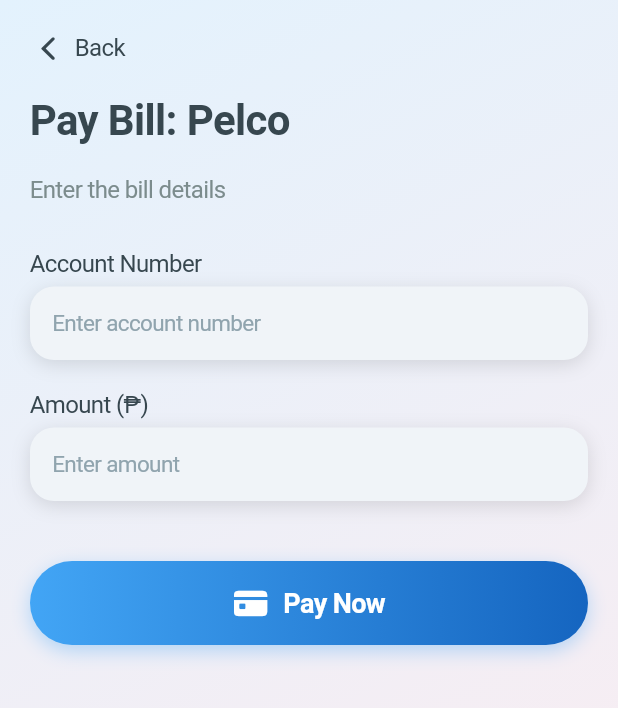
After one commit to beyonce-ama/banking_app, a Flutter app: the BillsPaymentPage screen opened directly, after a tap on "Pelco", on a phone screen of 412 x 824 dp. The commit adds this screen. Shown: the top 708 px of the screen. Run offline on Flutter 3.47's test engine with Material 3 defaults, Android fonts, the phone set to English and light mode, and no system bars; missing offline and left inert: bankapp.

Commit message:
bills and card view

```diff
--- a/lib/dashboard_screen.dart
+++ b/lib/dashboard_screen.dart
@@ -3,6 +3,8 @@ import 'package:flutter/cupertino.dart';
 import 'package:flutter/material.dart';
 import 'home_screen.dart';
 import 'transfer_screen.dart';
+import 'pay_bills_screen.dart';
+import 'cards_screen.dart';
 
 void main() {
   runApp(const BankingApp());
@@ -37,6 +39,8 @@ class _DashboardScreenState extends State<DashboardScreen> {
     _pages = [
       HomeScreen(onFeatureTap: _onItemTapped),
       TransferPage(),
+      BillsPaymentPage(),
+      CardDetailsPage(),
     ];
   }
   void _onItemTapped(int index) {
--- /dev/null
+++ b/lib/pay_bills_screen.dart
@@ -0,0 +1,465 @@
+import 'package:flutter/cupertino.dart';
+import 'package:flutter/material.dart';
+import 'dashboard_screen.dart';
+
+class BillsPaymentPage extends StatelessWidget {
+  const BillsPaymentPage({super.key});
+
+  @override
+  Widget build(BuildContext context) {
+    return CupertinoPageScaffold(
+      child: Container(
+        width: double.infinity,
+        decoration: const BoxDecoration(
+          gradient: LinearGradient(
+            colors: [
+              Color(0xFFE3F2FD), // Light Blue
+              Color(0xFFFFEBEE), // Light Pink
+            ],
+            begin: Alignment.topLeft,
+            end: Alignment.bottomRight,
+          ),
+        ),
+        child: SafeArea(
+          child: Padding(
+            padding: const EdgeInsets.all(20.0),
+            child: Column(
+              crossAxisAlignment: CrossAxisAlignment.start,
+              children: [
+                const Text(
+                  'Bills Payment',
+                  style: TextStyle(
+                    fontSize: 30,
+                    fontWeight: FontWeight.bold,
+                    color: Color(0xFF37474F),
+                  ),
+                ),
+                const SizedBox(height: 20),
+                const Text(
+                  'Select a biller to pay',
+                  style: TextStyle(
+                    fontSize: 16,
+                    color: Color(0xFF7C8C8D),
+                  ),
+                ),
+                const SizedBox(height: 30),
+
+                // Billers List
+                _buildBillerList(context),
+              ],
+            ),
+          ),
+        ),
+      ),
+    );
+  }
+
+  // Fixed method - now it's an instance method and can access `user`
+  Widget _buildBillerList(BuildContext context) {
+    final List<Map<String, dynamic>> billers = [
+      {
+        "name": "Pelco",
+        "icon": CupertinoIcons.bolt_fill,
+      },
+      {
+        "name": "Balibago Water Works",
+        "icon": CupertinoIcons.drop_fill,
+        "tags": ["GCredit", "GGives"]
+      },
+      {
+        "name": "Converge",
+        "icon": CupertinoIcons.wifi,
+      },
+       {
+        "name": "PLDT",
+        "icon": CupertinoIcons.wifi,
+      },
+      {
+        "name": "Maynilad",
+        "icon": CupertinoIcons.drop,
+      },
+      {
+        "name": "Smart",
+        "icon": CupertinoIcons.phone_fill,
+      },
+      {
+        "name": "Globe",
+        "icon": CupertinoIcons.phone,
+
+      },
+    ];
+
+    return Column(
+      children: billers.map((biller) {
+        return GestureDetector(
+          onTap: () {
+            Navigator.push(
+              context,
+              CupertinoPageRoute(
+                builder: (context) =>
+                    BillPaymentFormPage(biller: biller['name']),
+              ),
+            );
+          },
+          child: Container(
+            padding: const EdgeInsets.symmetric(vertical: 14, horizontal: 12),
+            margin: const EdgeInsets.only(bottom: 10),
+            decoration: BoxDecoration(
+              color: Colors.white,
+              borderRadius: BorderRadius.circular(12),
+              boxShadow: [
+                BoxShadow(
+                  color: Colors.black.withOpacity(0.04),
+                  blurRadius: 6,
+                  offset: const Offset(0, 3),
+                ),
+              ],
+            ),
+            child: Row(
+              children: [
+                Icon(biller['icon'], size: 28, color: const Color(0xFF1565C0)),
+                const SizedBox(width: 12),
+                Expanded(
+                  child: Column(
+                    crossAxisAlignment: CrossAxisAlignment.start,
+                    children: [
+                      Text(
+                        biller['name'],
+                        style: const TextStyle(
+                          fontSize: 16,
+                          fontWeight: FontWeight.w600,
+                          color: Color(0xFF263238),
+                        ),
+                      ),
+                      const SizedBox(height: 4),
+
+                    ],
+                  ),
+                ),
+                const Icon(CupertinoIcons.chevron_forward, size: 20, color: Color(0xFF90A4AE)),
+              ],
+            ),
+          ),
+        );
+      }).toList(),
+    );
+  }
+}
+
+
+class BillPaymentFormPage extends StatefulWidget {
+  final String biller;
+
+  const BillPaymentFormPage({
+    super.key,
+    required this.biller,
+  });
+
+  @override
+  _BillPaymentFormPageState createState() => _BillPaymentFormPageState();
+}
+
+class _BillPaymentFormPageState extends State<BillPaymentFormPage> {
+  final _amountController = TextEditingController();
+  final TextEditingController _accountNumberController = TextEditingController();
+  final bool _isLoading = false;
+  String? _message;
+  final bool _isSuccess = false;
+
+  @override
+  Widget build(BuildContext context) {
+    return CupertinoPageScaffold(
+      child: Container(
+        width: double.infinity,
+        decoration: const BoxDecoration(
+          gradient: LinearGradient(
+            colors: [Color(0xFFE3F2FD), Color(0xFFFFEBEE)],
+            begin: Alignment.topLeft,
+            end: Alignment.bottomRight,
+          ),
+        ),
+        child: SafeArea(
+          child: Padding(
+            padding: const EdgeInsets.all(20.0),
+            child: Column(
+              crossAxisAlignment: CrossAxisAlignment.start,
+              children: [
+                 GestureDetector(
+                  onTap: () => Navigator.pop(context),
+                  child: const Row(
+                    mainAxisSize: MainAxisSize.min,
+                    children: [
+                      Icon(CupertinoIcons.back, color: Color(0xFF37474F)),
+                      SizedBox(width: 6),
+                      Text(
+                        'Back',
+                        style: TextStyle(
+                          fontSize: 16,
+                          color: Color(0xFF37474F),
+                        ),
+                      ),
+                    ],
+                  ),
+                ),
+                const SizedBox(height: 20),
+                Text(
+                  'Pay Bill: ${widget.biller}',
+                  style: const TextStyle(
+                    fontSize: 28,
+                    fontWeight: FontWeight.bold,
+                    color: Color(0xFF37474F),
+                  ),
+                ),
+
+                const SizedBox(height: 20),
+                const Text(
+                  'Enter the bill details',
+                  style: TextStyle(fontSize: 16, color: Color(0xFF7C8C8D)),
+                ),
+                const SizedBox(height: 30),
+                  if (_message != null)
+                    Container(
+                      margin: const EdgeInsets.only(bottom: 16),
+                      padding: const EdgeInsets.all(12),
+                      decoration: BoxDecoration(
+                        color: _isSuccess ? Colors.green[100] : Colors.red[100],
+                        borderRadius: BorderRadius.circular(12),
+                      ),
+                      child: Row(
+                        children: [
+                          Icon(
+                            _isSuccess ? Icons.check_circle : Icons.error,
+                            color: _isSuccess ? Colors.green : Colors.red,
+                          ),
+                          const SizedBox(width: 10),
+                          Expanded(
+                            child: Text(
+                              _message!,
+                              style: TextStyle(
+                                color: _isSuccess ? Colors.green[800] : Colors.red[800],
+                                fontWeight: FontWeight.w500,
+                              ),
+                            ),
+                          ),
+                        ],
+                      ),
+                    ),
+
+                _buildTextField(
+                  controller: _accountNumberController,
+                  label: 'Account Number',
+                  placeholder: 'Enter account number',
+                  keyboardType: TextInputType.number,
+                ),
+                const SizedBox(height: 20),
+
+                _buildTextField(
+                  controller: _amountController,
+                  label: 'Amount (₱)',
+                  placeholder: 'Enter amount',
+                  keyboardType: TextInputType.number,
+                ),
+                const SizedBox(height: 40),
+
+                _isLoading
+                    ? const Center(child: CupertinoActivityIndicator())
+                    : GestureDetector(
+                        child: Container(
+                          width: double.infinity,
+                          padding: const EdgeInsets.symmetric(vertical: 16),
+                          decoration: BoxDecoration(
+                            borderRadius: BorderRadius.circular(30),
+                            gradient: const LinearGradient(
+                              colors: [
+                                Color(0xFF42A5F5),
+                                Color(0xFF1565C0),
+                              ],
+                              begin: Alignment.centerLeft,
+                              end: Alignment.centerRight,
+                            ),
+                            boxShadow: [
+                              BoxShadow(
+                                color: Colors.blue.withOpacity(0.3),
+                                blurRadius: 10,
+                                offset: const Offset(0, 4),
+                              ),
+                            ],
+                          ),
+                          child: const Row(
+                            mainAxisAlignment: MainAxisAlignment.center,
+                            children: [
+                              Icon(CupertinoIcons.creditcard_fill, color: Colors.white),
+                              SizedBox(width: 10),
+                              Text(
+                                'Pay Now',
+                                style: TextStyle(
+                                  color: Colors.white,
+                                  fontSize: 18,
+                                  fontWeight: FontWeight.bold,
+                                ),
+                              ),
+                            ],
+                          ),
+                        ),
+                      ),
+
+              ],
+            ),
+          ),
+        ),
+      ),
+    );
+  }
+
+Widget _buildTextField({
+  required TextEditingController controller,
+  required String label,
+  required String placeholder,
+  TextInputType keyboardType = TextInputType.text,
+}) {
+  return Column(
+    crossAxisAlignment: CrossAxisAlignment.start,
+    children: [
+      Text(
+        label,
+        style: const TextStyle(
+          fontSize: 16,
+          color: Color(0xFF37474F),
+        ),
+      ),
+      const SizedBox(height: 6),
+      CupertinoTextField(
+        controller: controller,
+        placeholder: placeholder,
+        padding: const EdgeInsets.all(15),
+        keyboardType: keyboardType,
+        cursorColor: Color(0xFF37474F),
+        style: const TextStyle(
+          color: Color(0xFF263238), // dark gray-blue text
+          fontSize: 16,
+        ),
+        placeholderStyle: const TextStyle(
+          color: Color(0xFF90A4AE), // soft blue-gray
+          fontSize: 15,
+        ),
+        decoration: BoxDecoration(
+          color: Color(0xFFF0F4F8), // very light blue-gray background
+          borderRadius: BorderRadius.circular(16),
+          boxShadow: const [
+            BoxShadow(
+              color: Colors.black12,
+              blurRadius: 10,
+              offset: Offset(0, 3),
+            ),
+          ],
+        ),
+      ),
+    ],
+  );
+}
+}
+
+
+// Only the updated ReceiptPage class for brevity
+class ReceiptPage extends StatelessWidget {
+  final String biller;
+  final String amount;
+  final String accountNumber;
+
+  const ReceiptPage({
+    super.key,
+    required this.biller,
+    required this.amount,
+    required this.accountNumber,
+  });
+
+  @override
+  Widget build(BuildContext context) {
+    final double amountValue = double.tryParse(amount) ?? 0;
+    final double totalAmount = amountValue + 15;
+    final String formattedDate = DateTime.now().toString().substring(0, 16); // yyyy-MM-dd HH:mm
+
+    return CupertinoPageScaffold(
+      child: Container(
+        width: double.infinity,
+        decoration: const BoxDecoration(
+          gradient: LinearGradient(
+            colors: [Color(0xFFE3F2FD), Color(0xFFFFEBEE)],
+            begin: Alignment.topLeft,
+            end: Alignment.bottomRight,
+          ),
+        ),
+        child: SafeArea(
+          child: Center(
+            child: Padding(
+              padding: const EdgeInsets.all(24.0),
+              child: Container(
+                padding: const EdgeInsets.all(24),
+                decoration: BoxDecoration(
+                  color: Colors.white,
+                  borderRadius: BorderRadius.circular(20),
+                  boxShadow: const [
+                    BoxShadow(color: Colors.black12, blurRadius: 15, offset: Offset(0, 6)),
+                  ],
+                ),
+                child: Column(
+                  mainAxisSize: MainAxisSize.min,
+                  children: [
+                    const Icon(CupertinoIcons.check_mark_circled_solid, size: 70, color: Colors.green),
+                    const SizedBox(height: 16),
+                    const Text(
+                      'Payment Successful!',
+                      style: TextStyle(fontSize: 22, fontWeight: FontWeight.bold, color: Color(0xFF37474F)),
+                    ),
+                    const SizedBox(height: 20),
+                    _buildRow('Date', formattedDate),
+                    _buildRow('Biller', biller),
+                    _buildRow('Account No.', accountNumber),
+                    _buildRow('Amount', '₱$amount'),
+                    _buildRow('Fee', '₱15.00'),
+                    const Divider(height: 30),
+                    _buildRow('Total Paid', '₱${totalAmount.toStringAsFixed(2)}'),
+                    const SizedBox(height: 30),
+                    CupertinoButton.filled(
+                      padding: const EdgeInsets.symmetric(horizontal: 40, vertical: 12),
+                      borderRadius: BorderRadius.circular(30),
+                      child: const Text('Done'),
+                        onPressed: () {
+                      Navigator.pop(context);
+                      Navigator.push(
+                        context,
+                        CupertinoPageRoute(
+                          builder: (context) => DashboardScreen(),
+                        ),
+                      );
+                    },
+                    ),
+                  ],
+                ),
+              ),
+            ),
+          ),
+        ),
+      ),
+    );
+  }
+
+  Widget _buildRow(String label, String value) {
+    return Padding(
+      padding: const EdgeInsets.symmetric(vertical: 6),
+      child: Row(
+        mainAxisAlignment: MainAxisAlignment.spaceBetween,
+        children: [
+          Text(label, style: const TextStyle(fontSize: 16, color: Colors.black54)),
+          Text(value, style: const TextStyle(fontSize: 16, fontWeight: FontWeight.w600, color: Colors.black)),
+        ],
+      ),
+    );
+  }
+}
+
+  @override
+  Widget build(BuildContext context) {
+    // TODO: implement build
+    throw UnimplementedError();
+  }
```
Also changed, not shown: lib/cards_screen.dart (added, +161 -0 lines).
